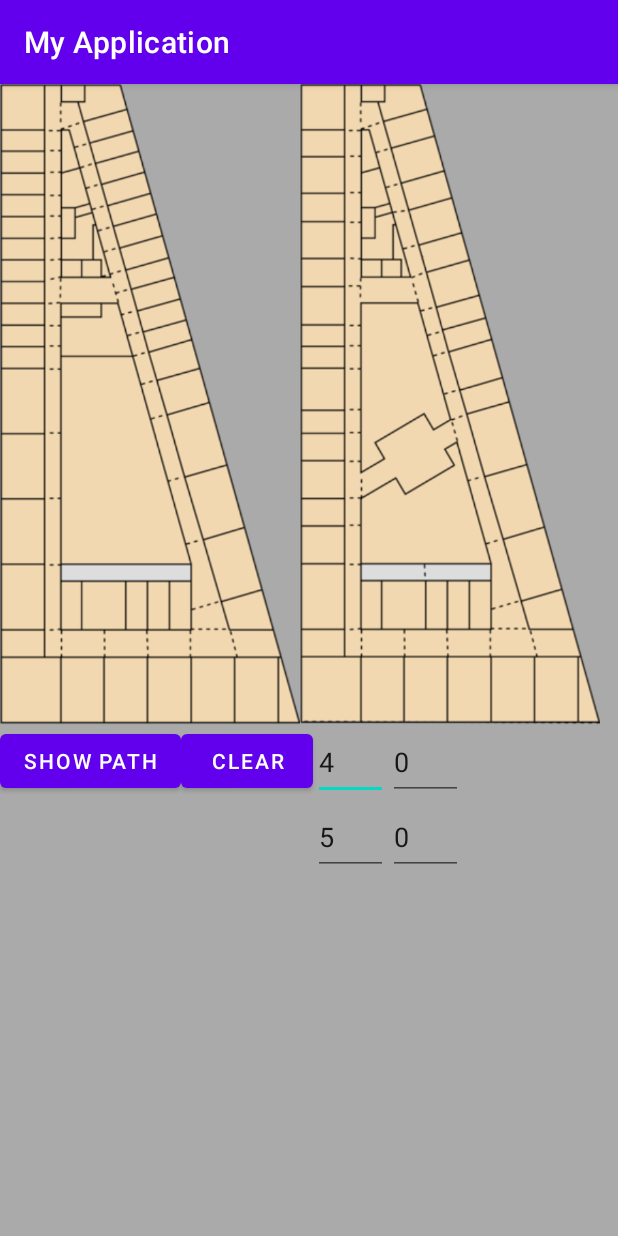
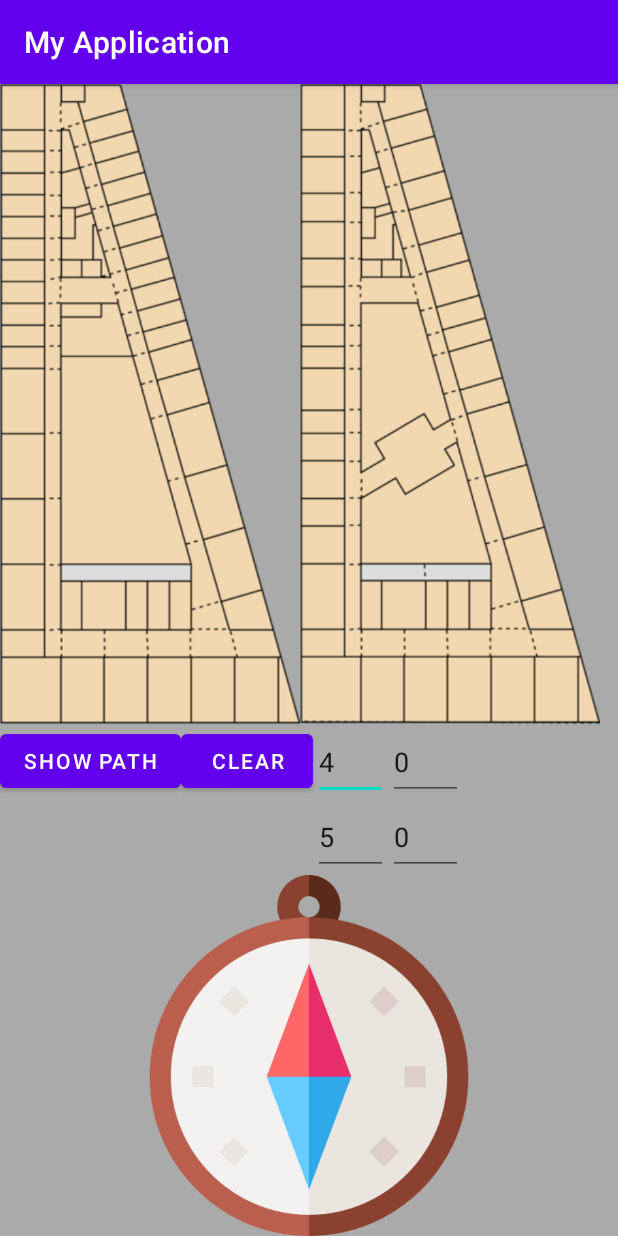
Before and after one commit to jimin61445/IoT_User, an Android app: the screen it shows after launch (MainActivity), on a phone screen of 412 x 824 dp. Run offline under Robolectric (Android 15) with nearby library versions, the phone set to English and light mode, and no system bars.

Commit message:
compass add

```diff
--- a/app/src/main/AndroidManifest.xml
+++ b/app/src/main/AndroidManifest.xml
@@ -13,6 +13,7 @@
         tools:targetApi="31">
         <activity
             android:name=".MainActivity"
+            android:screenOrientation="portrait"
             android:exported="true">
             <intent-filter>
                 <action android:name="android.intent.action.MAIN" />
--- a/app/src/main/java/com/example/myapplication/MainActivity.java
+++ b/app/src/main/java/com/example/myapplication/MainActivity.java
@@ -1,23 +1,37 @@
 package com.example.myapplication;
 
 import androidx.appcompat.app.AppCompatActivity;
-import android.content.Context;
-import android.graphics.Canvas;
-import android.graphics.Color;
-import android.graphics.Paint;
-import android.graphics.Path;
+
+import android.hardware.Sensor;
+import android.hardware.SensorEvent;
+import android.hardware.SensorEventListener;
+import android.hardware.SensorManager;
 import android.os.Bundle;
-import android.util.Log;
 import android.view.View;
+import android.view.animation.Animation;
+import android.view.animation.RotateAnimation;
 import android.widget.Button;
 import android.widget.EditText;
+import android.widget.ImageView;
+import android.widget.TextView;
 import android.widget.Toast;
 
-import java.util.Stack;
 
+public class MainActivity extends AppCompatActivity implements SensorEventListener {
+    boolean floor =  true;
 
-public class MainActivity extends AppCompatActivity {
-    boolean floor =  true;
+    private ImageView pt;
+    private TextView tv;
+    private SensorManager sm;
+    private Sensor Accel;
+    private Sensor Magnet;
+    private float[] LastAccel = new float[3];
+    private float[] LastMagnet = new float[3];
+    private boolean AccelSet = false;
+    private boolean MagnetSet = false;
+    private float[] mR = new float[9];
+    private float[] mOrientation = new float[3];
+    private float currentDegree = 0f;
 
     EditText ets ;
     EditText ete ;
@@ -39,7 +53,14 @@ public class MainActivity extends AppCompatActivity {
         btn1.setOnClickListener(t);
         btn2.setOnClickListener(u);
 //        btn3.setOnClickListener(c);
+
+        sm = (SensorManager) getSystemService(SENSOR_SERVICE);
+        Accel = sm.getDefaultSensor(Sensor.TYPE_ACCELEROMETER);
+        Magnet = sm.getDefaultSensor(Sensor.TYPE_MAGNETIC_FIELD);
+        pt = (ImageView) findViewById(R.id.pointer);
+        tv =(TextView)findViewById(R.id.textView1);
     }
+
     View.OnClickListener t =new View.OnClickListener() {
         @Override
         public void onClick(View view) {
@@ -114,4 +135,42 @@ public class MainActivity extends AppCompatActivity {
 //            }
 //        }
 //    };
+
+    @Override
+    protected void onResume(){
+        super.onResume();
+        sm.registerListener((SensorEventListener) this,Accel,SensorManager.SENSOR_DELAY_GAME);
+        sm.registerListener((SensorEventListener) this,Magnet,SensorManager.SENSOR_DELAY_GAME);
+    }
+
+    @Override
+    protected void onPause() {
+        super.onPause();
+        sm.unregisterListener((SensorEventListener) this, Accel);
+        sm.unregisterListener((SensorEventListener) this,Magnet);
+    }
+    @Override
+    public void onSensorChanged(SensorEvent event){
+        if(event.sensor == Accel){
+            System.arraycopy(event.values,0,LastAccel,0,event.values.length);
+            AccelSet=true;
+        }
+        else if(event.sensor==Magnet){
+            System.arraycopy(event.values,0,LastMagnet,0,event.values.length);
+            MagnetSet=true;
+        }
+        if(AccelSet&&MagnetSet){
+            SensorManager.getRotationMatrix(mR,null,LastAccel,LastMagnet);
+            float degree = (int) (Math.toDegrees(SensorManager.getOrientation(mR,mOrientation)[0])+360)%360;
+            RotateAnimation RA =  new RotateAnimation(currentDegree,-degree, Animation.RELATIVE_TO_SELF,0.5f,Animation.RELATIVE_TO_SELF,0.5f);
+            RA.setDuration(250);
+            RA.setFillAfter(true);
+            pt.startAnimation(RA);
+            currentDegree=-degree;
+            tv.setText(Float.toString(degree));
+        }
+    }
+    @Override
+    public void onAccuracyChanged(Sensor sensor,int accuracy){}
+
 }
--- a/app/src/main/java/com/example/myapplication/MyView.java
+++ b/app/src/main/java/com/example/myapplication/MyView.java
@@ -26,12 +26,17 @@ public class MyView extends View{
 
 
         Paint paint = new Paint();
+        Paint pt = new Paint();
+        pt.setColor(Color.RED);
+        pt.setStrokeWidth(3);
+        pt.setStyle(Paint.Style.STROKE);
         paint.setColor(Color.BLACK);
         paint.setStrokeWidth(5);
         paint.setStyle(Paint.Style.STROKE);
         Path path = new Path();
         if(astar.list.size()!=0){
-
+            canvas.drawCircle((float) astar.start.getX(),(float)astar.start.getY(),5,pt);
+            canvas.drawCircle((float) astar.end.getX(),(float)astar.end.getY(),5,pt);
             if (this.floor == astar.list.peek().getFloor()) {
                 if (this.floor == 4) {
 
--- a/app/src/main/res/layout/activity_main.xml
+++ b/app/src/main/res/layout/activity_main.xml
@@ -72,6 +72,19 @@
         android:layout_below="@+id/ete"
         android:layout_toRightOf="@+id/eti"></EditText>
 
+    <ImageView
+        android:id="@+id/pointer"
+        android:layout_width="match_parent"
+        android:layout_height="match_parent"
+        android:src="@drawable/compass"
+        android:layout_below="@+id/eto"/>
+    <TextView
+        android:id="@+id/textView1"
+        android:layout_height="50dp"
+        android:layout_width="50dp"
+        android:layout_toRightOf="@+id/eto"
+        android:layout_below="@+id/printB"/>
+
     <!--    /*-->
 <!--    com.example.myapplication.MyView-->
 <!--    android:id="@+id/printB"-->
```
Also changed, not shown: app/src/main/res/drawable/compass.png (added).
